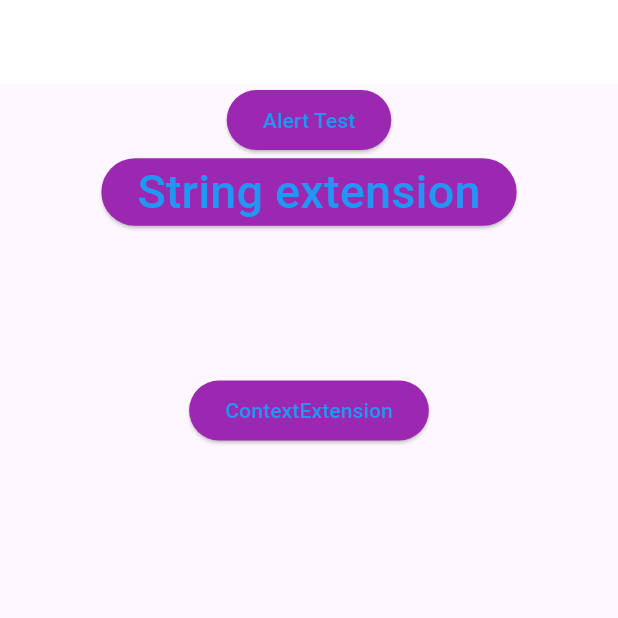
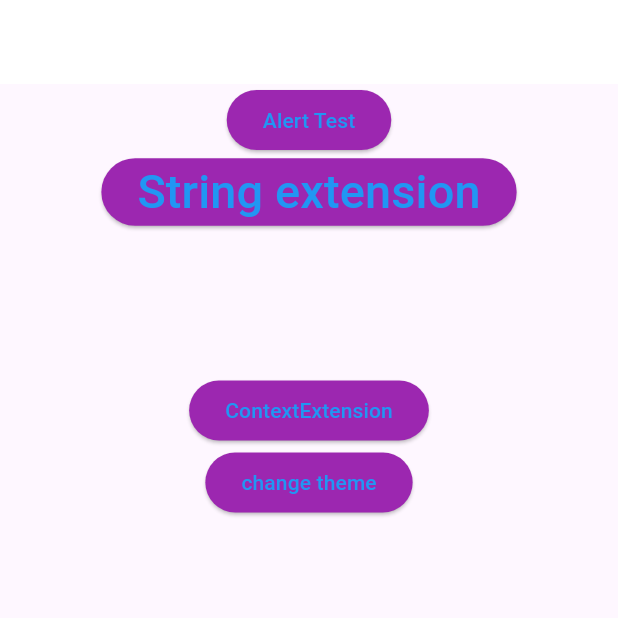
Before and after one commit to mhakkaynak/flutter-lesson, a Flutter app: the screen it shows after launch, after a tap on "ContextExtension", on a phone screen of 412 x 824 dp, the top half of it. Run offline on Flutter 3.47's test engine with Material 3 defaults, Android fonts, the phone set to English and light mode, and no system bars; network calls fail.

Commit message:
Added theme notifer.

```diff
--- a/news/lib/core/extensions/context_extension.dart
+++ b/news/lib/core/extensions/context_extension.dart
@@ -1,4 +1,5 @@
 import 'package:flutter/material.dart';
+
 import '../../utils/themes/custom_theme_data.dart';
 
 extension ContextExtension on BuildContext {
--- a/news/lib/core/navigation/navigation_route_manager.dart
+++ b/news/lib/core/navigation/navigation_route_manager.dart
@@ -1,4 +1,5 @@
 import 'package:flutter/material.dart';
+
 import '../../features/views/authentication/login_view.dart';
 import '../../features/views/home/home_view.dart';
 import '../../features/views/navigator_view.dart';
--- /dev/null
+++ b/news/lib/core/notifiers/theme_notifier.dart
@@ -0,0 +1,11 @@
+import 'package:flutter/material.dart';
+
+class ThemeNotifier extends ChangeNotifier {
+  bool? _isDarkTheme;
+  bool? get isDarkTheme => _isDarkTheme;
+  void changeTheme() {
+    _isDarkTheme ??= false;
+    _isDarkTheme = !_isDarkTheme!;
+    notifyListeners();
+  }
+}
--- a/news/lib/features/views/test_view.dart
+++ b/news/lib/features/views/test_view.dart
@@ -1,4 +1,6 @@
 import 'package:flutter/material.dart';
+import '../../core/notifiers/theme_notifier.dart';
+import 'package:provider/provider.dart';
 import '../../core/extensions/context_extension.dart';
 import '../../core/extensions/string_extension.dart';
 import '../widgets/alerts/custom_alert_dialog.dart';
@@ -13,8 +15,10 @@ class TestView extends StatefulWidget {
 }
 
 class _TestViewState extends State<TestView> {
+  ThemeNotifier? _themeNotifier;
   @override
   Widget build(BuildContext context) {
+    _themeNotifier = Provider.of<ThemeNotifier>(context);
     return Scaffold(
       appBar: AppBar(),
       body: Center(
@@ -41,11 +45,19 @@ class _TestViewState extends State<TestView> {
               height: context.responsiveHeight(100),
             ),
             ElevatedButton(
-                onPressed: () {
-                  print(context.height);
-                  print(context.customHeight(0.2));
-                },
-                child: Text('ContextExtension'))
+              onPressed: () {
+                print(context.height);
+                print(context.customHeight(0.2));
+              },
+              child: Text('ContextExtension'),
+            ),
+            ElevatedButton(
+              onPressed: () {
+                _themeNotifier?.changeTheme();
+                print(_themeNotifier?.isDarkTheme);
+              },
+              child: Text('change theme'),
+            ),
           ],
         ),
       ),
--- a/news/lib/main.dart
+++ b/news/lib/main.dart
@@ -1,4 +1,6 @@
 import 'package:flutter/material.dart';
+import 'core/notifiers/theme_notifier.dart';
+import 'package:provider/provider.dart';
 import 'core/extensions/context_extension.dart';
 import 'core/navigation/navigation_manager.dart';
 import 'core/navigation/navigation_route_manager.dart';
@@ -9,7 +11,10 @@ import 'utils/themes/custom_theme_data.dart';
 import 'features/views/home/home_view.dart';
 
 void main() {
-  runApp(const MyApp());
+  runApp(ChangeNotifierProvider<ThemeNotifier>(
+    create: (context) => ThemeNotifier(),
+    child: const MyApp(),
+  ));
 }
 
 class MyApp extends StatelessWidget {
@@ -17,10 +22,15 @@ class MyApp extends StatelessWidget {
 
   @override
   Widget build(BuildContext context) {
+    ThemeNotifier themeNotifier = Provider.of<ThemeNotifier>(context);
     return MaterialApp(
       theme: context.themeDataLight,
       darkTheme: context.themeDataDark,
-      themeMode: ThemeMode.system,
+      themeMode: themeNotifier.isDarkTheme == null
+          ? ThemeMode.system
+          : themeNotifier.isDarkTheme!
+              ? ThemeMode.dark
+              : ThemeMode.light,
       debugShowCheckedModeBanner: false,
       navigatorKey: NavigationManager.instance.navigationKey,
       onGenerateRoute: (settings) =>
--- a/news/lib/utils/themes/custom_theme_data.dart
+++ b/news/lib/utils/themes/custom_theme_data.dart
@@ -1,6 +1,6 @@
 import 'package:flutter/material.dart';
+
 import '../../core/extensions/context_extension.dart';
-import '../../features/views/test_view.dart';
 import 'custom_color_sheme.dart';
 
 class CustomThemeData {
```
Also changed, not shown: news/pubspec.yaml (+6 -16 lines), news/pubspec.lock.
